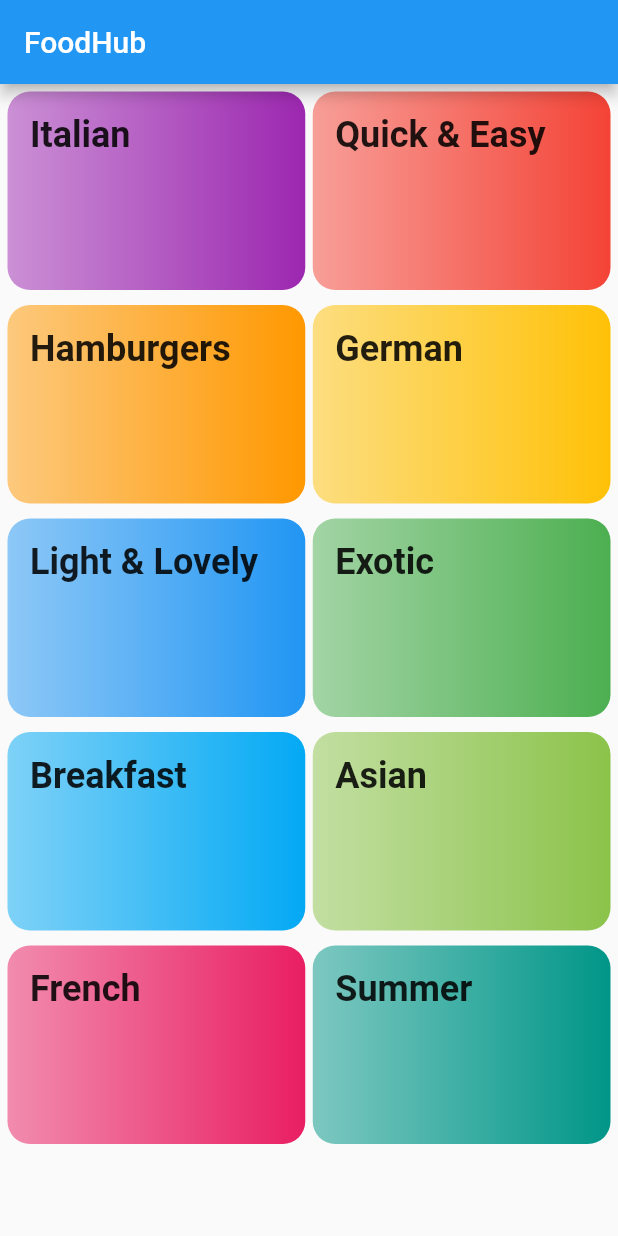
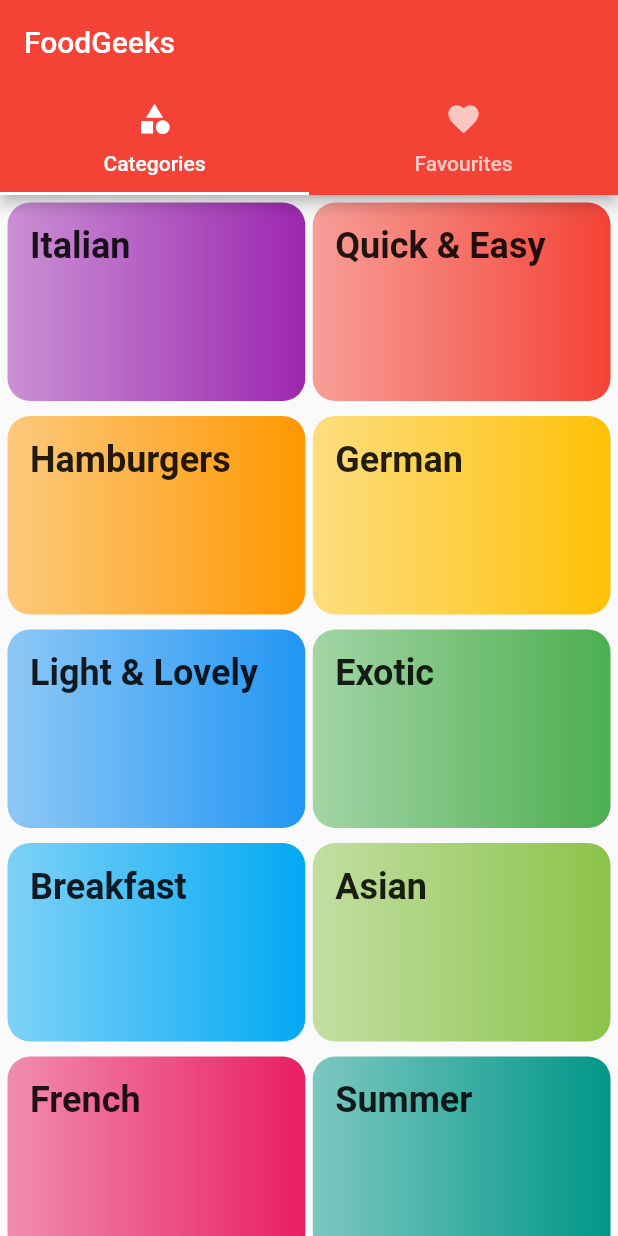
Before and after one commit to bishal5917/food_app, a Flutter app: the screen it shows after launch, on a phone screen of 412 x 824 dp. Run offline on Flutter 3.47's test engine with Material 2 defaults, Android fonts, the phone set to English and light mode, and no system bars.

Commit message:
tab bar added

```diff
--- a/lib/categories_screen.dart
+++ b/lib/categories_screen.dart
@@ -8,9 +8,6 @@ class CategoriesScreen extends StatelessWidget {
   @override
   Widget build(BuildContext context) {
     return Scaffold(
-      appBar: AppBar(
-        title: const Text("FoodHub"),
-      ),
       body: GridView(
         padding: EdgeInsets.all(5),
         children: [
--- /dev/null
+++ b/lib/favourites_screen.dart
@@ -0,0 +1,12 @@
+import 'package:flutter/material.dart';
+
+class FavouritesScreen extends StatelessWidget {
+  const FavouritesScreen({super.key});
+
+  @override
+  Widget build(BuildContext context) {
+    return Center(
+      child: Text("My Favs"),
+    );
+  }
+}
--- a/lib/main.dart
+++ b/lib/main.dart
@@ -2,6 +2,7 @@ import 'package:flutter/material.dart';
 import 'package:food_app/categories_screen.dart';
 import 'package:food_app/category_meals_screen.dart';
 import 'package:food_app/meal_detail_screen.dart';
+import 'package:food_app/tabs_screen.dart';
 
 void main() {
   runApp(const MyApp());
@@ -14,10 +15,11 @@ class MyApp extends StatelessWidget {
     return MaterialApp(
       title: 'Food App',
       theme: ThemeData(
-        primarySwatch: Colors.blue,
+        primarySwatch: Colors.red,
       ),
-      home: CategoriesScreen(),
+
       routes: {
+        '/': (ctx) => TabsScreen(),
         '/category_meals': (ctx) => CategoryMealsScreen(),
         '/meal_detail': (ctx) => MealDetailScreen()
       },
--- /dev/null
+++ b/lib/tabs_screen.dart
@@ -0,0 +1,36 @@
+import 'package:flutter/material.dart';
+import 'package:food_app/categories_screen.dart';
+import 'package:food_app/favourites_screen.dart';
+
+class TabsScreen extends StatefulWidget {
+  const TabsScreen({super.key});
+
+  @override
+  State<TabsScreen> createState() => _TabsScreenState();
+}
+
+class _TabsScreenState extends State<TabsScreen> {
+  @override
+  Widget build(BuildContext context) {
+    return DefaultTabController(
+        length: 2,
+        child: Scaffold(
+          appBar: AppBar(
+            title: Text('FoodGeeks'),
+            bottom: TabBar(
+              tabs: [
+                Tab(
+                  icon: Icon(Icons.category),
+                  text: "Categories",
+                ),
+                Tab(
+                  icon: Icon(Icons.favorite),
+                  text: "Favourites",
+                )
+              ],
+            ),
+          ),
+          body: TabBarView(children: [CategoriesScreen(), FavouritesScreen()]),
+        ));
+  }
+}
```
Also changed, not shown: lib/category_meals_screen.dart (indentation only), 12 other files.
